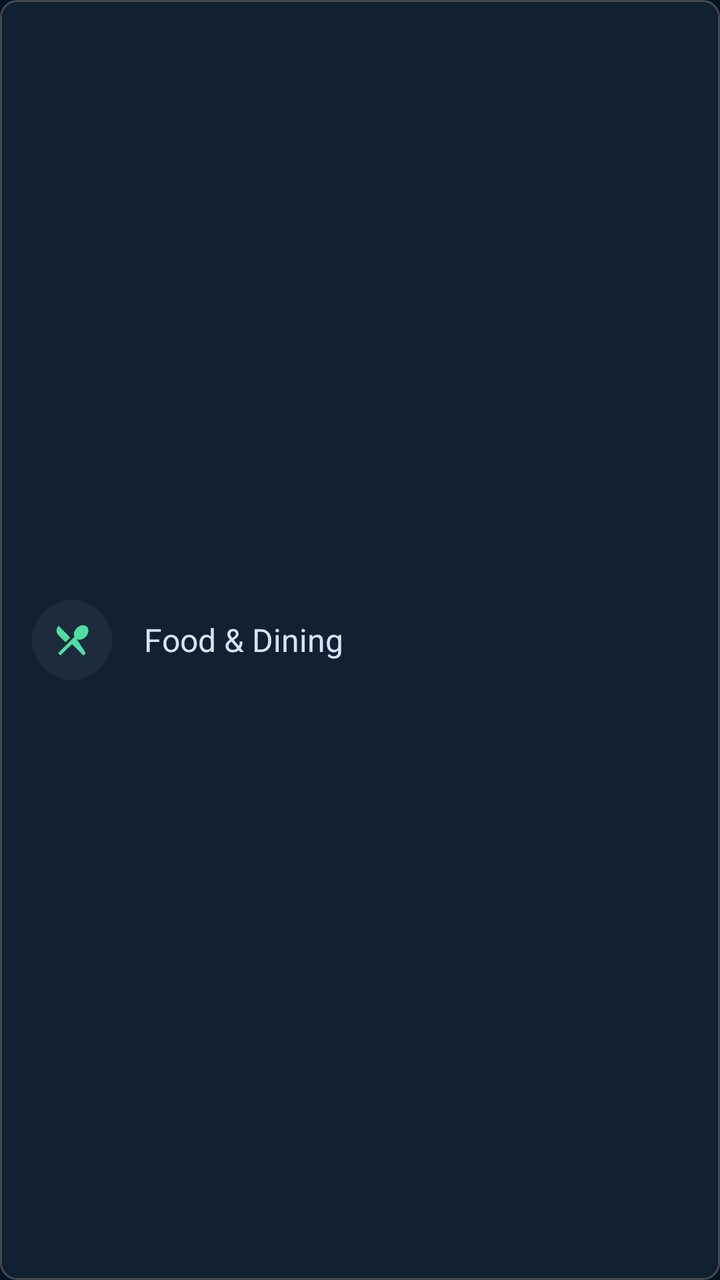
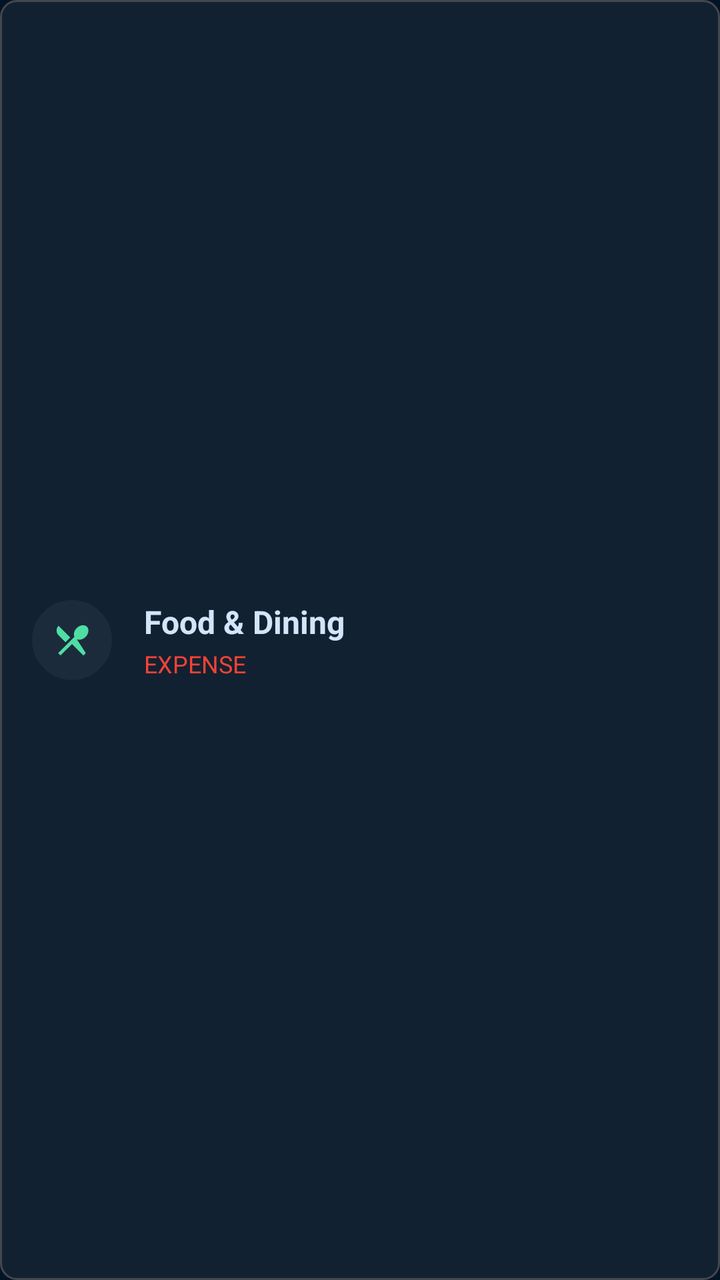

Compare the two renders of this Android layout. The source of the first and the diff that turns it into the second are given below.
<!-- AndroidManifest.xml: application theme Theme.SachsTrack -->
<!-- res/layout/item_category.xml -->
<?xml version="1.0" encoding="utf-8"?>
<LinearLayout xmlns:android="http://schemas.android.com/apk/res/android"
    android:layout_width="match_parent"
    android:layout_height="wrap_content"
    android:background="@drawable/bg_category_item"
    android:clickable="true"
    android:focusable="true"
    android:foreground="?attr/selectableItemBackground"
    android:gravity="center_vertical"
    android:orientation="horizontal"
    android:paddingHorizontal="16dp"
    android:paddingVertical="12dp">

    
    <FrameLayout
        android:layout_width="40dp"
        android:layout_height="40dp"
        android:layout_marginEnd="16dp"
        android:background="@drawable/bg_circle_category_icon">

        <ImageView
            android:id="@+id/iv_category_icon"
            android:layout_width="20dp"
            android:layout_height="20dp"
            android:layout_gravity="center"
            android:src="@drawable/ic_restaurant_24"
            android:tint="@color/color_primary" />

    </FrameLayout>

    
    <TextView
        android:id="@+id/tv_category_name"
        android:layout_width="0dp"
        android:layout_height="wrap_content"
        android:layout_weight="1"
        android:text="Food &amp; Dining"
        android:textColor="@color/color_on_surface"
        android:textSize="16sp" />

    
    <ImageButton
        android:id="@+id/btn_more"
        android:layout_width="48dp"
        android:layout_height="48dp"
        android:background="?attr/selectableItemBackgroundBorderless"
        android:contentDescription="More options"
        android:padding="12dp"
        android:src="@drawable/ic_more_vert_24"
        android:tint="@color/color_on_surface_variant"
        android:visibility="gone" />

</LinearLayout>
<!-- resources referenced by this layout -->
<resources>
  <color name="color_on_surface">#d4e4fa</color>
  <color name="color_on_surface_variant">#c6c6cd</color>
  <color name="color_primary">#4edea3</color>
  <!-- drawable bg_category_item (drawable) -->
  <?xml version="1.0" encoding="utf-8"?>
  <selector xmlns:android="http://schemas.android.com/apk/res/android">
      <item android:state_pressed="true">
          <shape android:shape="rectangle">
              <solid android:color="@color/color_surface_container_highest" />
              <corners android:radius="8dp" />
          </shape>
      </item>
      <item>
          <shape android:shape="rectangle">
              <solid android:color="@color/color_surface_container" />
              <corners android:radius="8dp" />
              <stroke 
                  android:width="1dp" 
                  android:color="@color/color_outline_variant" />
          </shape>
      </item>
  </selector>
  <!-- drawable bg_circle_category_icon (drawable) -->
  <?xml version="1.0" encoding="utf-8"?>
  <shape xmlns:android="http://schemas.android.com/apk/res/android"
      android:shape="oval">
      <solid android:color="@color/color_surface_container_high" />
  </shape>
  <!-- drawable ic_more_vert_24 (drawable) -->
  <vector xmlns:android="http://schemas.android.com/apk/res/android"
      android:width="24dp"
      android:height="24dp"
      android:viewportWidth="24"
      android:viewportHeight="24"
      android:tint="?attr/colorOnSurfaceVariant">
    <path
        android:fillColor="@android:color/white"
        android:pathData="M12,8c1.1,0 2,-0.9 2,-2s-0.9,-2 -2,-2 -2,0.9 -2,2 0.9,2 2,2zM12,10c-1.1,0 -2,0.9 -2,2s0.9,2 2,2 2,-0.9 2,-2 -0.9,-2 -2,-2zM12,16c-1.1,0 -2,0.9 -2,2s0.9,2 2,2 2,-0.9 2,-2 -0.9,-2 -2,-2z"/>
  </vector>
  <!-- drawable ic_restaurant_24 (drawable) -->
  <vector xmlns:android="http://schemas.android.com/apk/res/android"
      android:width="24dp"
      android:height="24dp"
      android:viewportWidth="24"
      android:viewportHeight="24"
      android:tint="?attr/colorOnSurfaceVariant">
    <path
        android:fillColor="@android:color/white"
        android:pathData="M8.1,13.34l2.83,-2.83L3.91,3.5c-1.56,1.56 -1.56,4.09 0,5.66l4.19,4.18zM14.88,11.53c1.53,0.71 3.68,0.21 5.27,-1.38 1.91,-1.91 2.28,-4.65 0.81,-6.12 -1.46,-1.46 -4.2,-1.1 -6.12,0.81 -1.59,1.59 -2.09,3.74 -1.38,5.27L3.7,19.87l1.41,1.41L12,14.41l6.88,6.88 1.41,-1.41L14.88,11.53z"/>
  </vector>
  <color name="color_surface_container_highest">#273647</color>
  <color name="color_surface_container">#122131</color>
  <color name="color_outline_variant">#45464d</color>
  <color name="color_surface_container_high">#1c2b3c</color>
  <color name="color_primary_variant">#009365</color>
  <color name="color_on_primary">#002113</color>
  <color name="color_secondary">#bcc7de</color>
  <color name="color_background">#051424</color>
  <color name="color_surface">#122131</color>
  <color name="color_on_background">#d4e4fa</color>
  <color name="color_surface_variant">#1c2b3c</color>
  <color name="color_outline">#45464d</color>
  <color name="status_bar_color">@color/color_background</color>
  <color name="navigation_bar_color">@color/color_surface_container_high</color>
  <!-- unchanged entries left out for length: 1 -->
</resources>

<!-- the commit's change to res/layout/item_category.xml (unified diff, before → after) -->
@@ -29,14 +29,31 @@
     </FrameLayout>
 
     
-    <TextView
-        android:id="@+id/tv_category_name"
+    <LinearLayout
         android:layout_width="0dp"
         android:layout_height="wrap_content"
         android:layout_weight="1"
-        android:text="Food &amp; Dining"
-        android:textColor="@color/color_on_surface"
-        android:textSize="16sp" />
+        android:orientation="vertical">
+
+        <TextView
+            android:id="@+id/tv_category_name"
+            android:layout_width="wrap_content"
+            android:layout_height="wrap_content"
+            android:text="Food &amp; Dining"
+            android:textColor="@color/color_on_surface"
+            android:textSize="16sp"
+            android:textStyle="bold" />
+
+        <TextView
+            android:id="@+id/tv_category_type"
+            android:layout_width="wrap_content"
+            android:layout_height="wrap_content"
+            android:text="EXPENSE"
+            android:textColor="@color/color_expense"
+            android:textSize="12sp"
+            android:layout_marginTop="2dp" />
+
+    </LinearLayout>
 
     
     <ImageButton
<!-- resource entries referenced after the edit -->
@@ -1,5 +1,6 @@
 <!-- resources referenced by this layout -->
 <resources>
+  <color name="color_expense">#F44336</color>
   <color name="color_on_surface">#d4e4fa</color>
   <color name="color_on_surface_variant">#c6c6cd</color>
   <color name="color_primary">#4edea3</color>
